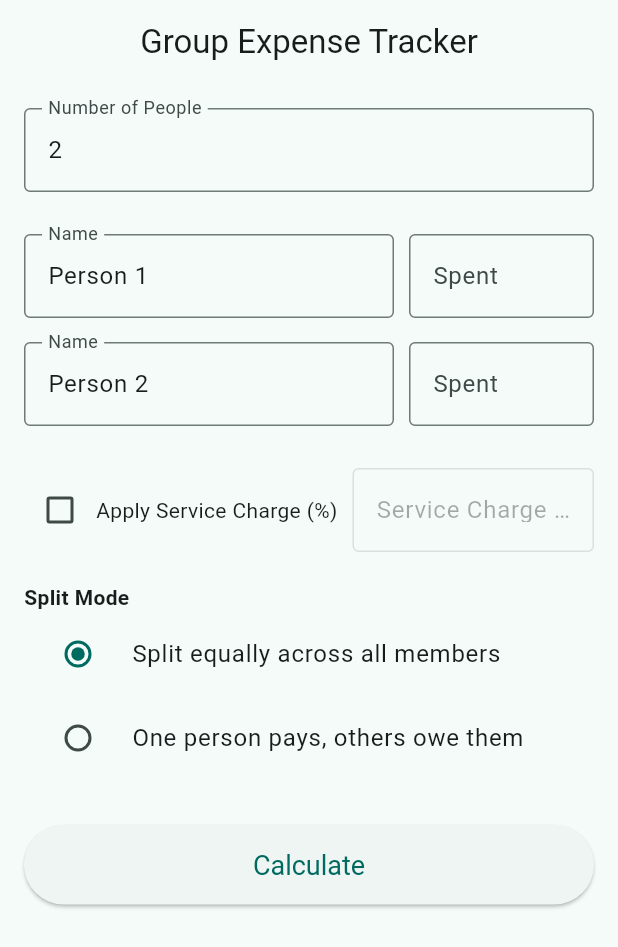
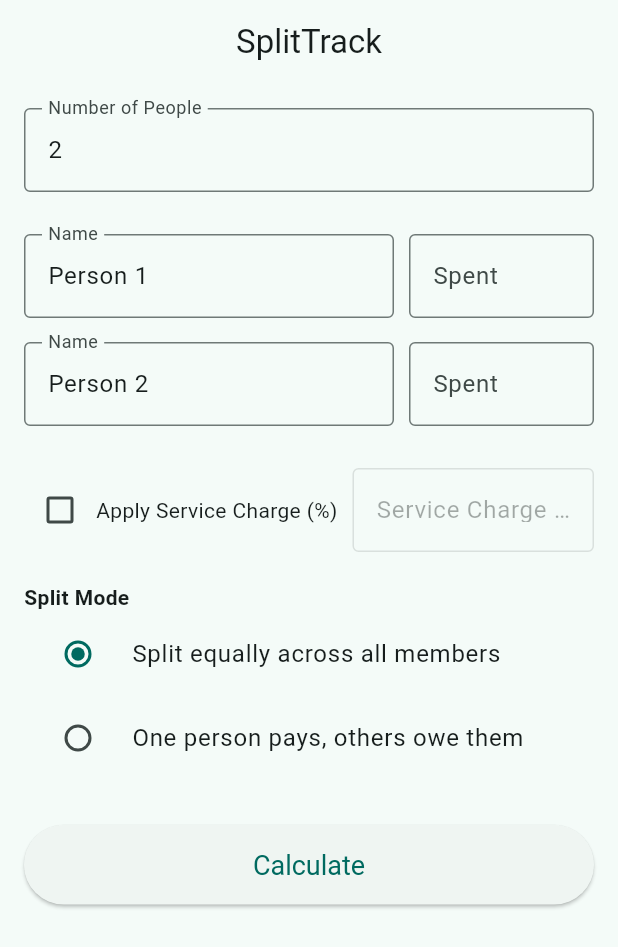
Before and after one commit to DEBCAF/SplitTrack, a Flutter app: the screen it shows after launch, on a phone screen of 412 x 824 dp. Shown: the top 947 px of the screen. Run offline on Flutter 3.47's test engine with Material 3 defaults, Android fonts, the phone set to English and light mode, and no system bars.

Commit message:
changed name

```diff
--- a/lib/main.dart
+++ b/lib/main.dart
@@ -12,7 +12,7 @@ class ExpenseApp extends StatelessWidget {
   @override
   Widget build(BuildContext context) {
     return MaterialApp(
-      title: 'Group Expense Tracker',
+      title: 'SplitTrack',
       theme: ThemeData(
         colorScheme: ColorScheme.fromSeed(seedColor: Colors.teal),
         useMaterial3: true,
--- a/lib/pages/home_page.dart
+++ b/lib/pages/home_page.dart
@@ -151,7 +151,7 @@ class _HomePageState extends State<HomePage> {
   Widget build(BuildContext context) {
     return Scaffold(
       appBar: AppBar(
-        title: const Text('Group Expense Tracker'),
+        title: const Text('SplitTrack'),
         centerTitle: true,
       ),
       body: GestureDetector(
```
